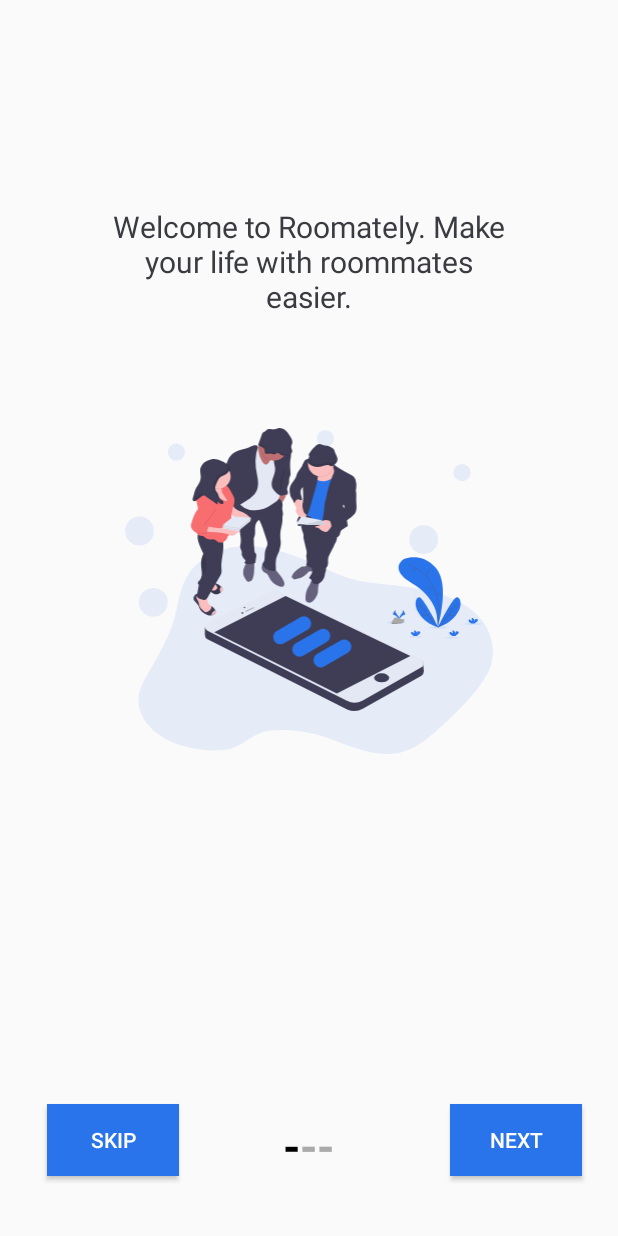
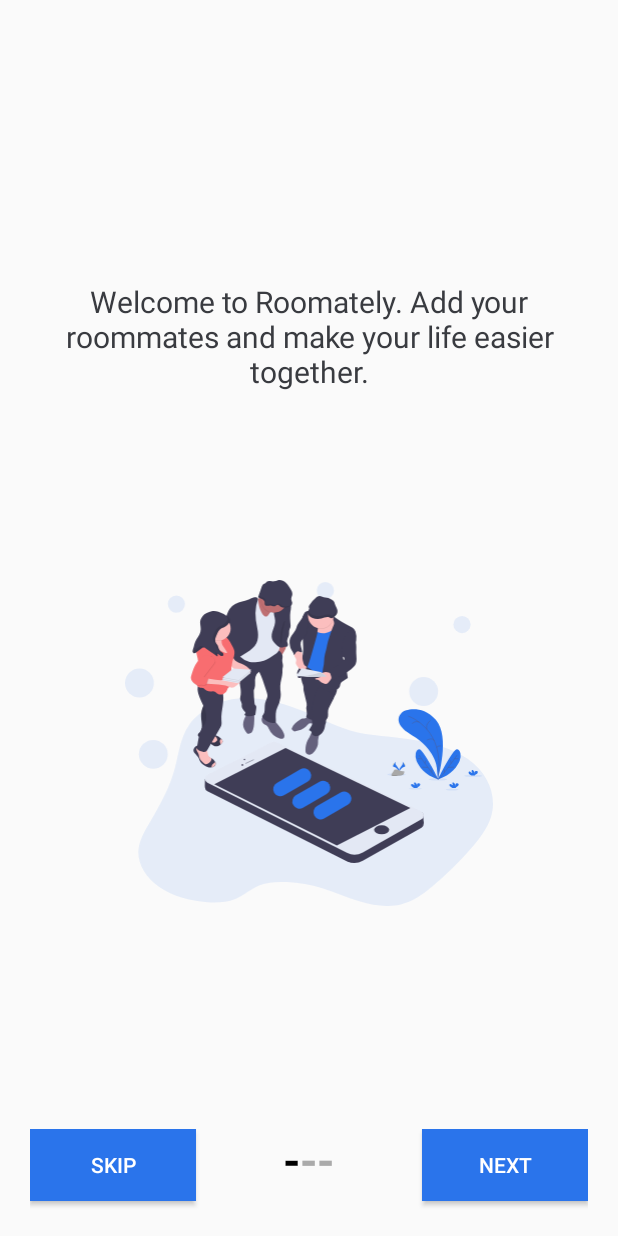
Before and after one commit to prasharsh/roomately, an Android app: the IntroSliderActivity screen opened directly, with no data from a screen before it, on a phone screen of 412 x 824 dp. Run offline under Robolectric (Android 15) with nearby library versions, the phone set to English and light mode, and no system bars.

Commit message:
Intro slider changes

```diff
--- a/app/src/main/java/com/titans/roomatelyapp/introslider/IntroSliderActivity.kt
+++ b/app/src/main/java/com/titans/roomatelyapp/introslider/IntroSliderActivity.kt
@@ -38,12 +38,12 @@ class IntroSliderActivity : AppCompatActivity(){
 //            startActivity(Intent(activity,SplashScreenActivity::class.java))
 //            finish()
 //        }
-        fragmentPage1.setIntroText("Welcome to Roomately. Make your life with roommates easier.")
-        fragmentPage2.setIntroText("Manage your inventory so that you never run out of your groceries")
-        fragmentPage3.setIntroText("Keep track of your shared expenses and split them")
+        fragmentPage1.setIntroText("Welcome to Roomately. Add your roommates and make your life easier together.")
+        fragmentPage2.setIntroText("Keep track of your inventory. Add your products and get notified when they are low in stock.")
+        fragmentPage3.setIntroText("Use the barcode scanner to add products and search them to know if they are in stock. ")
         fragmentPage1.setIntroImage(R.drawable.ic_mobile)
         fragmentPage2.setIntroImage(R.drawable.ic_shopping)
-        fragmentPage3.setIntroImage(R.drawable.ic_wallet)
+        fragmentPage3.setIntroImage(R.drawable.barcodescan)
 
         pagerAdapter = introPagerAdapter(supportFragmentManager)
         pagerAdapter.fragment_list.add(fragmentPage1)
--- a/app/src/main/res/layout/activity_login.xml
+++ b/app/src/main/res/layout/activity_login.xml
@@ -39,7 +39,7 @@
             <com.google.android.material.textfield.TextInputEditText
                 android:id="@+id/inputPhoneNumber"
                 android:layout_width="match_parent"
-                android:layout_height="match_parent"
+                android:layout_height="50dp"
                 android:layout_margin="10sp"
                 android:background="@drawable/editext_round"
                 android:inputType="phone"
@@ -50,18 +50,18 @@
         <com.google.android.material.textfield.TextInputLayout
             android:layout_width="match_parent"
             android:layout_height="wrap_content"
-            android:layout_margin="10sp"
             android:layout_weight="1"
             android:hint=" Enter Password"
             android:outlineProvider="bounds"
-            android:background="@drawable/editext_round"
             app:passwordToggleEnabled="true"
             app:boxBackgroundMode="outline">
 
             <com.google.android.material.textfield.TextInputEditText
                 android:id="@+id/inputPassword"
                 android:layout_width="match_parent"
-                android:layout_height="match_parent"
+                android:layout_height="50dp"
+                android:background="@drawable/editext_round"
+                android:layout_margin="10sp"
                 android:drawableLeft="@drawable/ic_lock"
                 android:inputType="textPassword"
                 android:padding="20px" />
@@ -96,8 +96,10 @@
         android:layout_height="109dp"
         app:layout_constraintBottom_toTopOf="@+id/linearLayout"
         app:layout_constraintEnd_toEndOf="parent"
+        app:layout_constraintHorizontal_bias="0.497"
         app:layout_constraintStart_toStartOf="parent"
         app:layout_constraintTop_toTopOf="parent"
+        app:layout_constraintVertical_bias="0.819"
         app:srcCompat="@drawable/logo_app" />
 
     <ImageView
--- a/app/src/main/res/layout/activity_slider.xml
+++ b/app/src/main/res/layout/activity_slider.xml
@@ -5,46 +5,73 @@
     android:layout_width="match_parent"
     android:layout_height="match_parent">
 
+
+    <androidx.viewpager.widget.ViewPager
+        android:id="@+id/introViewPager"
+        android:layout_width="match_parent"
+        android:layout_height="match_parent"
+        android:layout_marginStart="20dp"
+        android:layout_marginTop="1dp"
+        android:layout_marginEnd="20dp"
+        android:layout_marginBottom="80dp"
+        app:layout_constraintBottom_toTopOf="@+id/bottomRow"
+        app:layout_constraintEnd_toEndOf="parent"
+        app:layout_constraintHorizontal_bias="0.0"
+        app:layout_constraintStart_toStartOf="parent"
+        app:layout_constraintTop_toTopOf="parent"
+        app:layout_constraintVertical_bias="0.0" />
+
+    <TableLayout
+        android:id="@+id/bottomRow"
+        android:layout_width="match_parent"
+        android:layout_height="wrap_content"
+        android:layout_marginEnd="20dp"
+        android:layout_marginStart="20dp"
+        android:layout_marginBottom="5dp"
+        android:stretchColumns="*"
+        app:layout_constraintBottom_toBottomOf="parent">
+
+        <TableRow
+            android:layout_width="match_parent"
+            android:layout_height="match_parent" >
+
             <Button
                 android:id="@+id/buttonSkip"
-        android:layout_width="wrap_content"
+                android:layout_width="80dp"
                 android:layout_height="wrap_content"
-        android:layout_marginBottom="40dp"
+                android:background="#2a74eb"
                 android:text="Skip"
-        android:background="#2a74eb"
                 android:textColor="@android:color/white"
                 app:layout_constraintBottom_toBottomOf="parent"
                 app:layout_constraintEnd_toStartOf="@+id/linearLayout3"
-        app:layout_constraintHorizontal_bias="0.459"
                 app:layout_constraintStart_toStartOf="parent" />
 
             <LinearLayout
                 android:id="@+id/linearLayout3"
                 android:layout_width="100dp"
-        android:layout_height="wrap_content"
-
-        android:layout_marginEnd="44dp"
-        android:layout_marginBottom="40dp"
+                android:layout_height="30dp"
+                android:layout_marginStart="10dp"
+                android:layout_marginEnd="10dp"
+                android:layout_marginBottom="36dp"
                 android:gravity="center"
                 android:orientation="horizontal"
-        app:layout_constraintBottom_toBottomOf="parent"
-        app:layout_constraintEnd_toStartOf="@+id/buttonNext">
+                app:layout_constraintBottom_toBottomOf="parent">
 
                 <TextView
                     android:id="@+id/swipe1"
                     android:layout_width="wrap_content"
-            android:layout_height="wrap_content"
+                    android:layout_height="match_parent"
                     android:layout_centerHorizontal="true"
                     android:text="-"
+                    android:textColor="@android:color/black"
                     android:textSize="30sp"
-            android:textColor="@android:color/black"
                     android:textStyle="bold"></TextView>
 
 
                 <TextView
                     android:id="@+id/swipe2"
                     android:layout_width="wrap_content"
-            android:layout_height="wrap_content"
+                    android:layout_height="match_parent"
                     android:layout_centerHorizontal="true"
                     android:text="-"
                     android:textColor="@android:color/darker_gray"
@@ -54,39 +81,29 @@
                 <TextView
                     android:id="@+id/swipe3"
                     android:layout_width="wrap_content"
-            android:layout_height="wrap_content"
+                    android:layout_height="match_parent"
                     android:layout_centerHorizontal="true"
                     android:text="-"
+                    android:textColor="@android:color/darker_gray"
                     android:textSize="30sp"
-            android:textColor="@android:color/darker_gray"
                     android:textStyle="bold"></TextView>
 
             </LinearLayout>
 
             <Button
                 android:id="@+id/buttonNext"
-        android:layout_width="wrap_content"
+                android:layout_width="80dp"
                 android:layout_height="wrap_content"
                 android:layout_alignParentEnd="true"
-        android:layout_marginEnd="24dp"
-        android:layout_marginBottom="40dp"
+
+                android:background="#2a74eb"
                 android:text="Next"
-        android:background="#2a74eb"
                 android:textColor="@android:color/white"
                 app:layout_constraintBottom_toBottomOf="parent"
-        app:layout_constraintEnd_toEndOf="parent" />
+                app:layout_constraintEnd_toEndOf="parent"
+                app:layout_constraintStart_toEndOf="@+id/linearLayout3" />
+        </TableRow>
 
-    <androidx.viewpager.widget.ViewPager
-        android:id="@+id/introViewPager"
-        android:layout_width="409dp"
-        android:layout_height="641dp"
-        android:layout_marginStart="1dp"
-        android:layout_marginTop="1dp"
-        android:layout_marginEnd="1dp"
-        app:layout_constraintBottom_toTopOf="@+id/linearLayout3"
-        app:layout_constraintEnd_toEndOf="parent"
-        app:layout_constraintHorizontal_bias="0.0"
-        app:layout_constraintStart_toStartOf="parent"
-        app:layout_constraintTop_toTopOf="parent"
-        app:layout_constraintVertical_bias="0.0" />
+
+    </TableLayout>
 </androidx.constraintlayout.widget.ConstraintLayout>
--- a/app/src/main/res/layout/fragment_slider_start.xml
+++ b/app/src/main/res/layout/fragment_slider_start.xml
@@ -19,17 +19,16 @@
     </ImageView>
 
     <LinearLayout
-        android:layout_width="274dp"
-        android:layout_height="150dp"
-        android:layout_marginStart="40dp"
+        android:layout_width="wrap_content"
+        android:layout_height="wrap_content"
+        android:layout_marginStart="50dp"
         android:layout_marginTop="80dp"
-        android:layout_marginEnd="40dp"
+        android:layout_marginEnd="50dp"
         android:layout_marginBottom="20dp"
         app:layout_constraintBottom_toTopOf="@+id/introImage"
         app:layout_constraintEnd_toEndOf="parent"
         app:layout_constraintStart_toStartOf="parent"
-        app:layout_constraintTop_toTopOf="parent"
-        app:layout_constraintVertical_bias="0.534">
+        app:layout_constraintTop_toTopOf="parent">
 
         <TextView
             android:id="@+id/introTextFragment"
@@ -38,9 +37,7 @@
             android:gravity="center"
             android:textSize="20sp"
             android:textColor="#393b40"
-            android:text="@string/app_name"
-            tools:layout_editor_absoluteX="171dp"
-            tools:layout_editor_absoluteY="186dp" />
+            android:text="@string/app_name" />
     </LinearLayout>
 
 
--- a/app/src/main/res/values/colors.xml
+++ b/app/src/main/res/values/colors.xml
@@ -3,7 +3,7 @@
     <color name="colorPrimary">#008577</color>
     <color name="colorPrimaryDark">#000000</color>
     <color name="colorAccent">#D81B60</color>
-    <color name="actionbar">#00B9E6</color>
+    <color name="actionbar">#2a74eb</color>
     <color name="appTitle">#fff</color>
     <color name="green">#00D507</color>
     <color name="red">@android:color/holo_red_light</color>
```
Also changed, not shown: app/src/main/res/drawable/barcodescan.png (added). Lines whose indentation alone changed are shown as unchanged.
